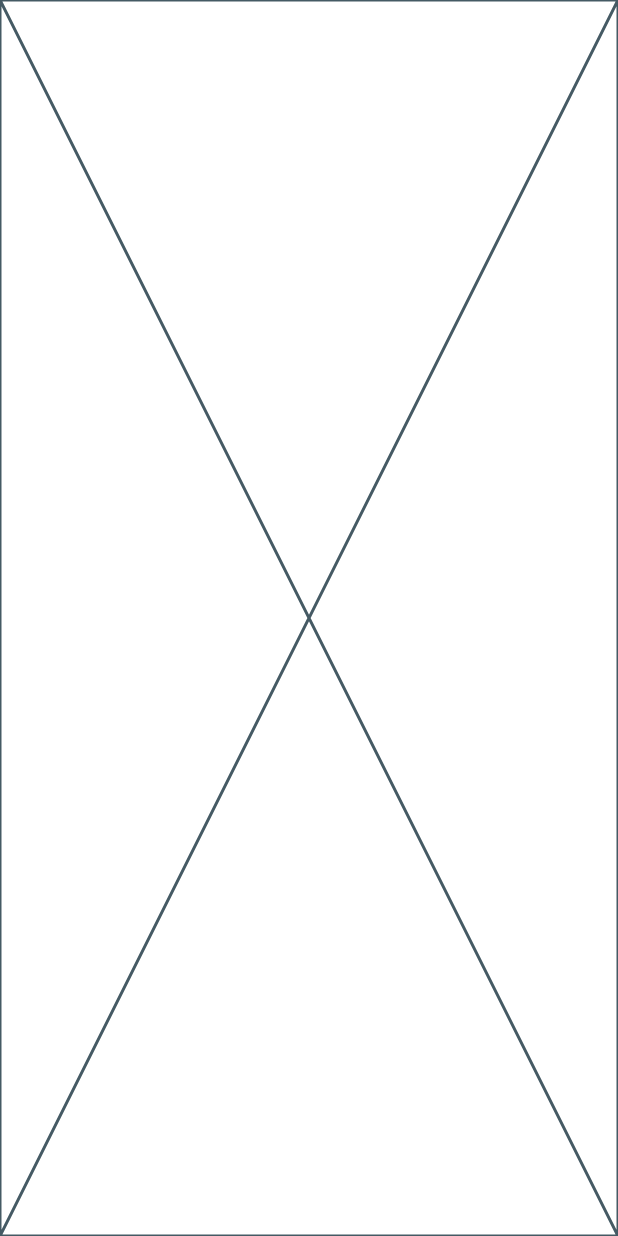
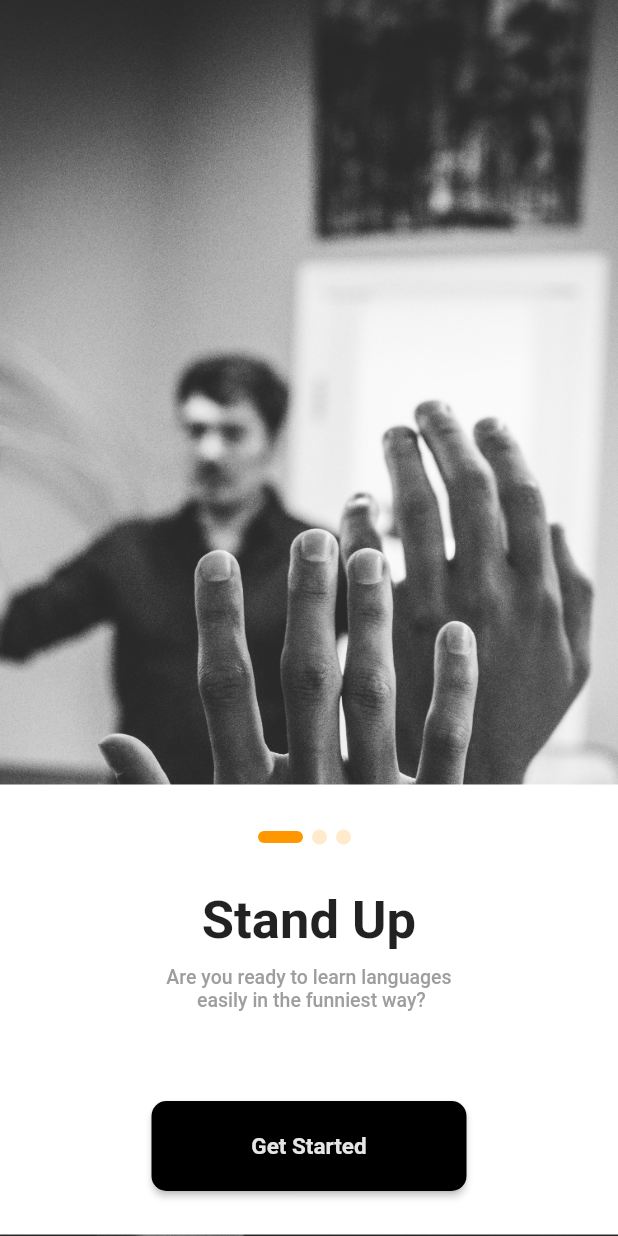
Before and after one commit to kutigbolahan/language_school, a Flutter app: the screen it shows after launch, on a phone screen of 412 x 824 dp. Run offline on Flutter 3.47's test engine with Material 3 defaults, Android fonts, the phone set to English and light mode, and no system bars.

```diff
--- a/lib/Introduction_page.dart
+++ b/lib/Introduction_page.dart
@@ -1,4 +1,7 @@
+// ignore_for_file: file_names
+
 import 'package:flutter/material.dart';
+import 'package:languageschool/home_page.dart';
 
 class IntroductionPage extends StatefulWidget {
   const IntroductionPage({super.key});
@@ -8,8 +11,122 @@ class IntroductionPage extends StatefulWidget {
 }
 
 class _IntroductionPageState extends State<IntroductionPage> {
+  int currentIndex = 0;
+  final PageController pageController = PageController(initialPage: 2);
+
+  @override
+  void dispose() {
+    pageController.dispose();
+    super.dispose();
+  }
+
   @override
   Widget build(BuildContext context) {
-    return const Placeholder();
+    return Scaffold(
+      body: Stack(
+        children: [
+          Container(
+            decoration: const BoxDecoration(
+                image: DecorationImage(
+                    image: AssetImage('assets/images/image1.jpg'),
+                    fit: BoxFit.cover)),
+          ),
+          Positioned(
+            bottom: 1,
+            child: Container(
+              width: MediaQuery.of(context).size.width,
+              height: 300,
+              decoration: const BoxDecoration(color: Colors.white),
+              child: Column(
+                children: [
+                  const SizedBox(
+                    height: 30,
+                  ),
+                  Row(
+                    mainAxisAlignment: MainAxisAlignment.center,
+                    children: _buildIndicator(),
+                  ),
+                  const SizedBox(
+                    height: 30,
+                  ),
+                  const Text(
+                    'Stand Up',
+                    style: TextStyle(fontSize: 35, fontWeight: FontWeight.bold),
+                  ),
+                  const SizedBox(
+                    height: 10,
+                  ),
+                  const Text(
+                    'Are you ready to learn languages \n easily in the funniest way?',
+                    textAlign: TextAlign.center,
+                    style: TextStyle(
+                        fontSize: 13,
+                        fontWeight: FontWeight.w500,
+                        color: Colors.grey),
+                  ),
+                  const SizedBox(
+                    height: 60,
+                  ),
+                  ConstrainedBox(
+                    constraints:
+                        const BoxConstraints.tightFor(width: 210, height: 60),
+                    child: ElevatedButton(
+                      style: ButtonStyle(
+                          backgroundColor:
+                              MaterialStateProperty.all<Color>(Colors.black),
+                          shape:
+                              MaterialStateProperty.all<RoundedRectangleBorder>(
+                                  RoundedRectangleBorder(
+                                      borderRadius:
+                                          BorderRadius.circular(10)))),
+                      onPressed: () {
+                        Navigator.of(context).push(
+                          MaterialPageRoute(
+                            builder: (context) => const HomePage(),
+                          ),
+                        );
+                      },
+                      child: Text(
+                        'Get Started',
+                        style: TextStyle(
+                            fontSize: 15,
+                            fontWeight: FontWeight.bold,
+                            color: Colors.white.withOpacity(0.9)),
+                      ),
+                    ),
+                  )
+                ],
+              ),
+            ),
+          )
+        ],
+      ),
+    );
+  }
+
+  Widget _indicator(bool isActive) {
+    return AnimatedContainer(
+      duration: const Duration(milliseconds: 1),
+      height: isActive ? 8 : 10,
+      width: isActive ? 30 : 10,
+      margin: const EdgeInsets.only(right: 6),
+      decoration: BoxDecoration(
+          color: isActive ? Colors.orange : Colors.orange.withOpacity(0.2),
+          borderRadius: isActive
+              ? const BorderRadius.all(Radius.circular(10))
+              : const BorderRadius.all(Radius.circular(15))),
+    );
+  }
+
+  List<Widget> _buildIndicator() {
+    List<Widget> indicator = [];
+    for (var i = 0; i < 3; i++) {
+      if (currentIndex == i) {
+        indicator.add(_indicator(true));
+      } else {
+        indicator.add(_indicator(false));
+      }
+    }
+    return indicator;
   }
 }
```
Also changed, not shown: lib/home_page.dart (added, +163 -0 lines).
